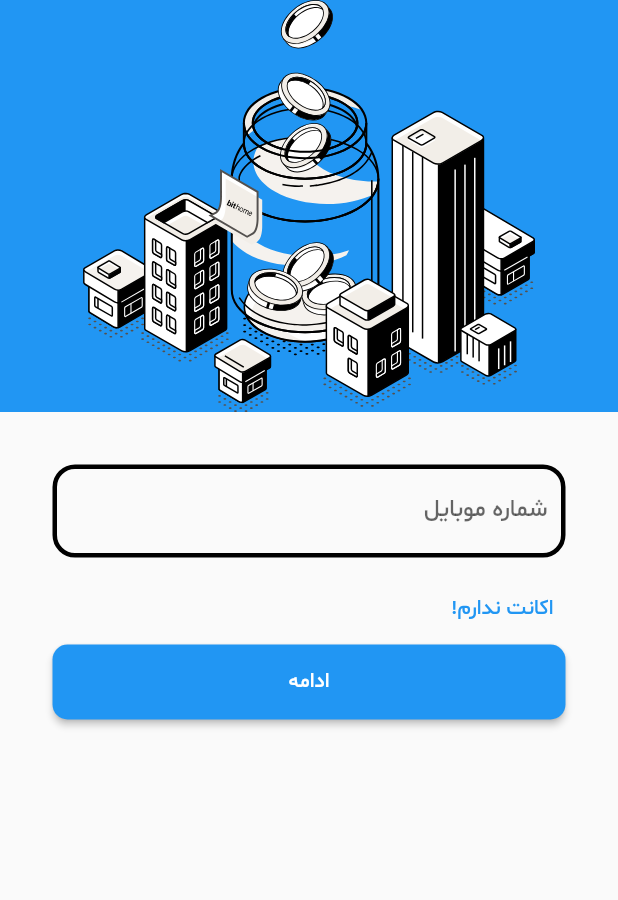
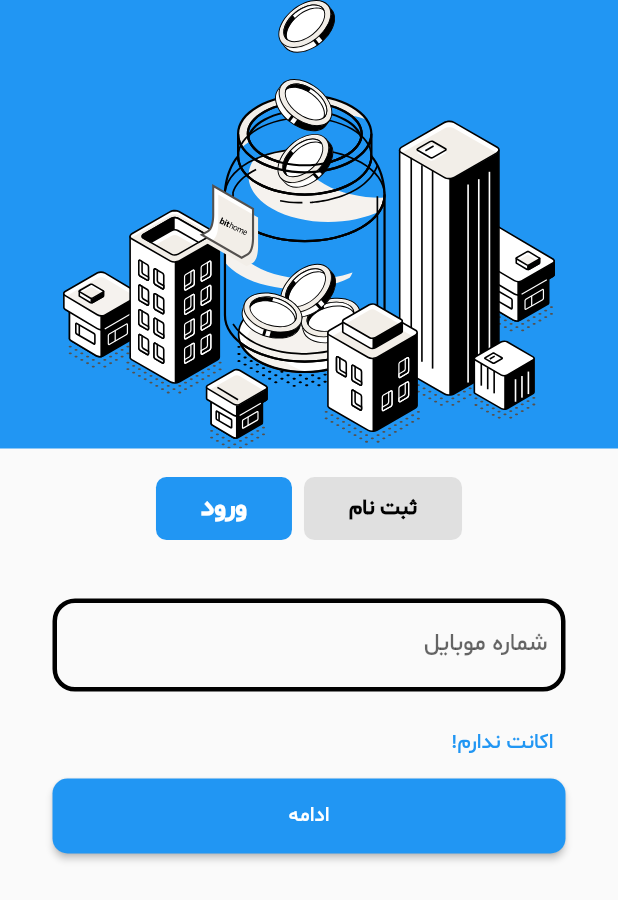
Before and after one commit to Amirmahdi1380/bithome-app, a Flutter app: the screen it shows after launch, on a phone screen of 412 x 824 dp. Shown: the top 900 px of the screen. Run offline on Flutter 3.47's test engine with Material 2 defaults, Android fonts, the phone set to English and light mode, and no system bars; drawn by our look-alikes of buttons_tabbar; our stand-ins replace flutter_svg.

Commit message:
add tab bar

```diff
--- a/lib/main.dart
+++ b/lib/main.dart
@@ -1,5 +1,6 @@
 import 'package:amlak_app/screens/login/login_screen.dart';
 import 'package:amlak_app/screens/sign_up/sign_up_scree.dart';
+import 'package:amlak_app/screens/tab%20bar/tab_bar_screen.dart';
 import 'package:flutter/material.dart';
 
 void main() {
@@ -13,7 +14,7 @@ class MyApp extends StatelessWidget {
   Widget build(BuildContext context) {
     return MaterialApp(
       theme: ThemeData(fontFamily: 'SM'),
-      home: LoginScreen(),
+      home: TabBarScreen(),
     );
   }
 }
--- a/lib/screens/login/login_screen.dart
+++ b/lib/screens/login/login_screen.dart
@@ -18,18 +18,7 @@ class _LoginScreenState extends State<LoginScreen> {
     return Scaffold(
       body: Column(
         children: [
-          Expanded(
-            child: Container(
-              width: double.infinity,
-              color: Colors.blue,
-              child: SvgPicture.asset(
-                'assets/images/login_img.svg',
-              ),
-            ),
-          ),
-          Expanded(
-            flex: 2,
-            child: Padding(
+          Padding(
             padding: const EdgeInsets.all(35.0),
             child: Directionality(
               textDirection: TextDirection.rtl,
@@ -105,7 +94,6 @@ class _LoginScreenState extends State<LoginScreen> {
                 ),
               ),
             ),
-            ),
           )
         ],
       ),
--- a/lib/screens/sign_up/sign_up_scree.dart
+++ b/lib/screens/sign_up/sign_up_scree.dart
@@ -21,18 +21,7 @@ class _SignInScreenState extends State<SignInScreen> {
     return Scaffold(
       body: Column(
         children: [
-          Expanded(
-            child: Container(
-              width: double.infinity,
-              color: Colors.blue,
-              child: SvgPicture.asset(
-                'assets/images/login_img.svg',
-              ),
-            ),
-          ),
-          Expanded(
-            flex: 2,
-            child: Padding(
+          Padding(
             padding: const EdgeInsets.all(35.0),
             child: Directionality(
               textDirection: TextDirection.rtl,
@@ -212,7 +201,6 @@ class _SignInScreenState extends State<SignInScreen> {
                 ),
               ),
             ),
-            ),
           )
         ],
       ),
--- /dev/null
+++ b/lib/screens/tab bar/tab_bar_screen.dart
@@ -0,0 +1,70 @@
+import 'package:amlak_app/screens/login/login_screen.dart';
+import 'package:amlak_app/screens/sign_up/sign_up_scree.dart';
+import 'package:buttons_tabbar/buttons_tabbar.dart';
+import 'package:flutter/material.dart';
+import 'package:flutter_svg/svg.dart';
+
+class TabBarScreen extends StatefulWidget {
+  const TabBarScreen({super.key});
+
+  @override
+  State<TabBarScreen> createState() => _TabBarScreenState();
+}
+
+class _TabBarScreenState extends State<TabBarScreen> {
+  @override
+  Widget build(BuildContext context) {
+    return Scaffold(
+      body: DefaultTabController(
+        length: 2,
+        child: Column(
+          children: <Widget>[
+            Container(
+              width: double.infinity,
+              color: Colors.blue,
+              child: SvgPicture.asset(
+                'assets/images/login_img.svg',
+              ),
+            ),
+            const SizedBox(
+              height: 15,
+            ),
+            ButtonsTabBar(
+                height: 50,
+                //center: true,
+                contentPadding: const EdgeInsets.symmetric(horizontal: 30),
+                // Customize the appearance and behavior of the tab bar
+                backgroundColor: Colors.blue,
+                labelStyle: const TextStyle(
+                    color: Colors.white,
+                    fontWeight: FontWeight.bold,
+                    fontFamily: 'SM',
+                    fontSize: 18),
+                unselectedLabelStyle: const TextStyle(
+                  fontFamily: 'SM',
+                  color: Colors.black,
+                  fontWeight: FontWeight.bold,
+                ),
+                // Add your tabs here
+                tabs: const [
+                  Tab(
+                    text: 'ورود',
+                  ),
+                  Tab(
+                    text: 'ثبت نام',
+                  )
+                ]),
+            Expanded(
+              child: TabBarView(
+                children: [
+                  LoginScreen(),
+                  SignInScreen(),
+                ],
+              ),
+            ),
+          ],
+        ),
+      ),
+    );
+  }
+}
--- a/pubspec.yaml
+++ b/pubspec.yaml
@@ -41,6 +41,7 @@ dependencies:
   shared_preferences: ^2.0.17
   google_fonts: ^5.1.0
   flutter_svg: ^2.0.7
+  buttons_tabbar: ^1.3.7+1
 
   # The following adds the Cupertino Icons font to your application.
   # Use with the CupertinoIcons class for iOS style icons.
```
Also changed, not shown: pubspec.lock. Lines whose indentation alone changed are shown as unchanged.
